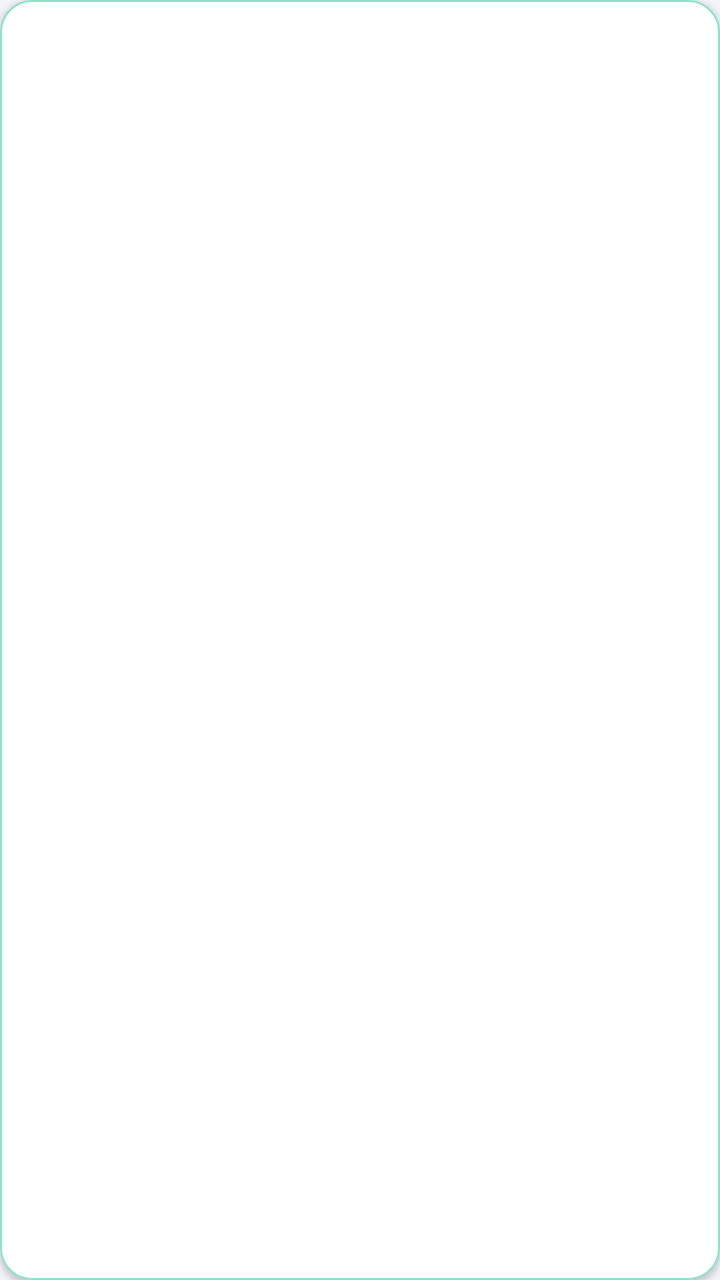
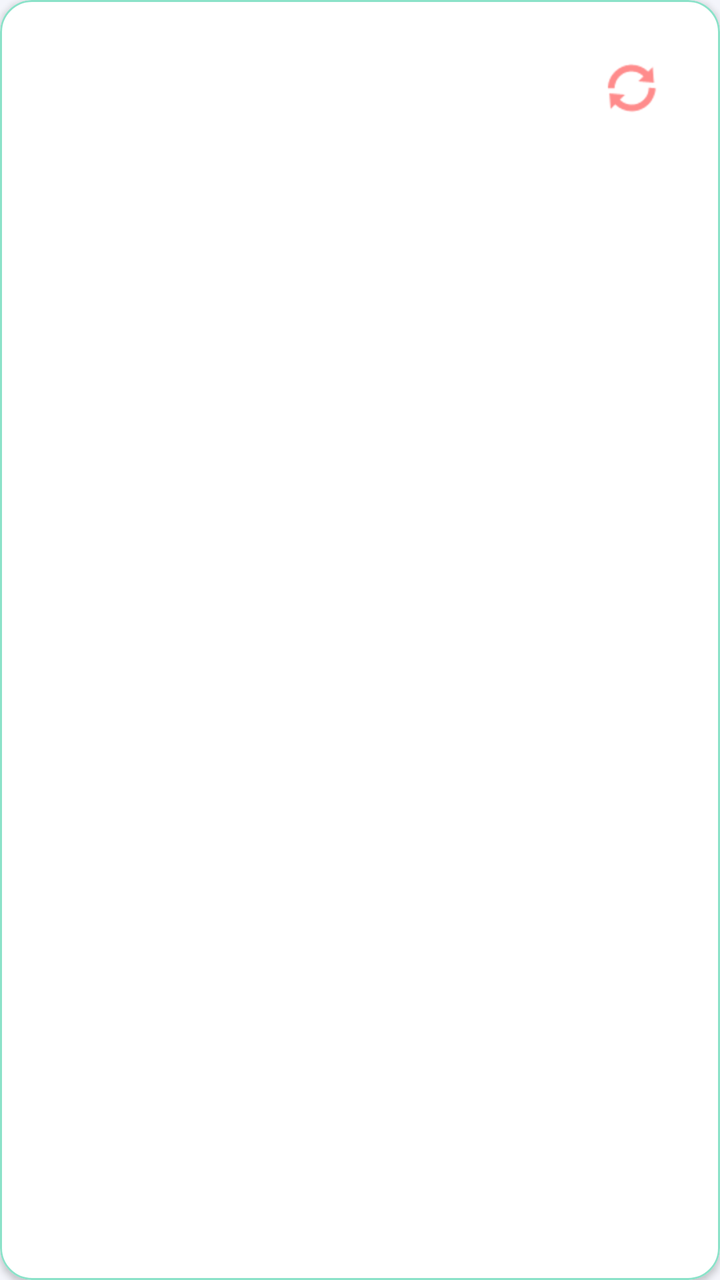

Two renders of the same Android screen: before a commit and after it. Below are the layout's source before the change and the commit's diff.
<!-- AndroidManifest.xml: application theme Theme.Bad_Habits_Tracker -->
<!-- res/layout/item_habit.xml -->
<?xml version="1.0" encoding="utf-8"?>
<com.google.android.material.card.MaterialCardView xmlns:android="http://schemas.android.com/apk/res/android"
    xmlns:app="http://schemas.android.com/apk/res-auto"
    android:layout_width="match_parent"
    android:layout_height="wrap_content"
    android:layout_marginHorizontal="16dp"
    android:layout_marginVertical="8dp"
    app:cardCornerRadius="16dp"
    app:cardElevation="2dp"
    app:cardBackgroundColor="?attr/colorSurface"
    app:strokeColor="?attr/colorSecondary"
    app:strokeWidth="1dp">

    <androidx.constraintlayout.widget.ConstraintLayout
        android:layout_width="match_parent"
        android:layout_height="wrap_content"
        android:padding="20dp">

        <TextView
            android:id="@+id/tvHabitDetails"
            android:layout_width="0dp"
            android:layout_height="wrap_content"
            android:textSize="18sp"
            android:textStyle="bold"
            android:textColor="?attr/colorOnSurface"
            app:layout_constraintBottom_toBottomOf="parent"
            app:layout_constraintEnd_toEndOf="parent"
            app:layout_constraintStart_toStartOf="parent"
            app:layout_constraintTop_toTopOf="parent" />

    </androidx.constraintlayout.widget.ConstraintLayout>

</com.google.android.material.card.MaterialCardView>
<!-- resources referenced by this layout -->
<resources>
  <style name="Theme.Bad_Habits_Tracker" parent="Theme.MaterialComponents.Light.NoActionBar">
          
          <item name="colorPrimary">@color/colorPrimary</item>
          <item name="colorPrimaryVariant">@color/colorPrimaryDark</item>
          <item name="colorOnPrimary">@color/white</item>
          
          
          <item name="colorSecondary">@color/colorSecondary</item>
          <item name="colorSecondaryVariant">@color/colorSecondary</item>
          <item name="colorOnSecondary">@color/textColorPrimary</item>
          
          
          <item name="android:colorBackground">@color/colorBackground</item>
          <item name="colorSurface">@color/colorSurface</item>
          <item name="colorOnBackground">@color/textColorPrimary</item>
          <item name="colorOnSurface">@color/textColorPrimary</item>
          
          
          <item name="colorError">@color/colorError</item>
      </style>
  <color name="colorPrimary">#A090FF</color>
  <color name="colorPrimaryDark">#705DDA</color>
  <color name="white">#FFFFFF</color>
  <color name="colorSecondary">#8BE2C9</color>
  <color name="textColorPrimary">#2D2D3A</color>
  <color name="colorBackground">#F4F5FB</color>
  <color name="colorSurface">#FFFFFF</color>
  <color name="colorError">#FF8C8C</color>
</resources>

<!-- the commit's change to res/layout/item_habit.xml (unified diff, before → after) -->
@@ -24,8 +24,20 @@
             android:textStyle="bold"
             android:textColor="?attr/colorOnSurface"
             app:layout_constraintBottom_toBottomOf="parent"
+            app:layout_constraintEnd_toStartOf="@+id/btnResetHabit"
+            app:layout_constraintStart_toStartOf="parent"
+            app:layout_constraintTop_toTopOf="parent" />
+
+        <ImageButton
+            android:id="@+id/btnResetHabit"
+            android:layout_width="48dp"
+            android:layout_height="48dp"
+            android:background="?attr/selectableItemBackgroundBorderless"
+            android:src="@android:drawable/ic_popup_sync"
+            android:contentDescription="Resetează"
+            app:tint="?attr/colorError"
+            app:layout_constraintBottom_toBottomOf="parent"
             app:layout_constraintEnd_toEndOf="parent"
-            app:layout_constraintStart_toStartOf="parent"
             app:layout_constraintTop_toTopOf="parent" />
 
     </androidx.constraintlayout.widget.ConstraintLayout>
